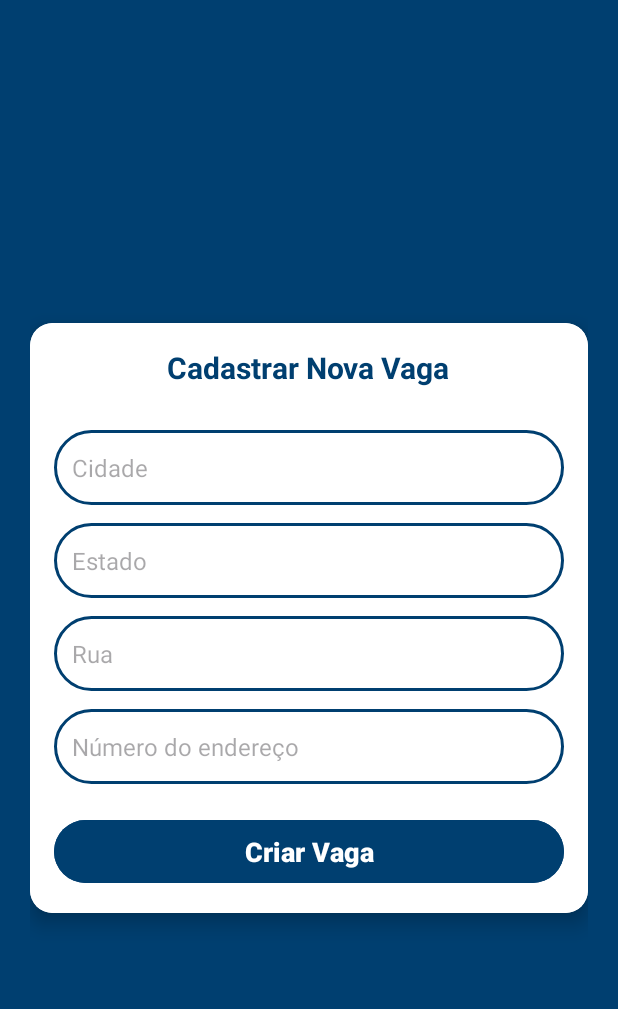
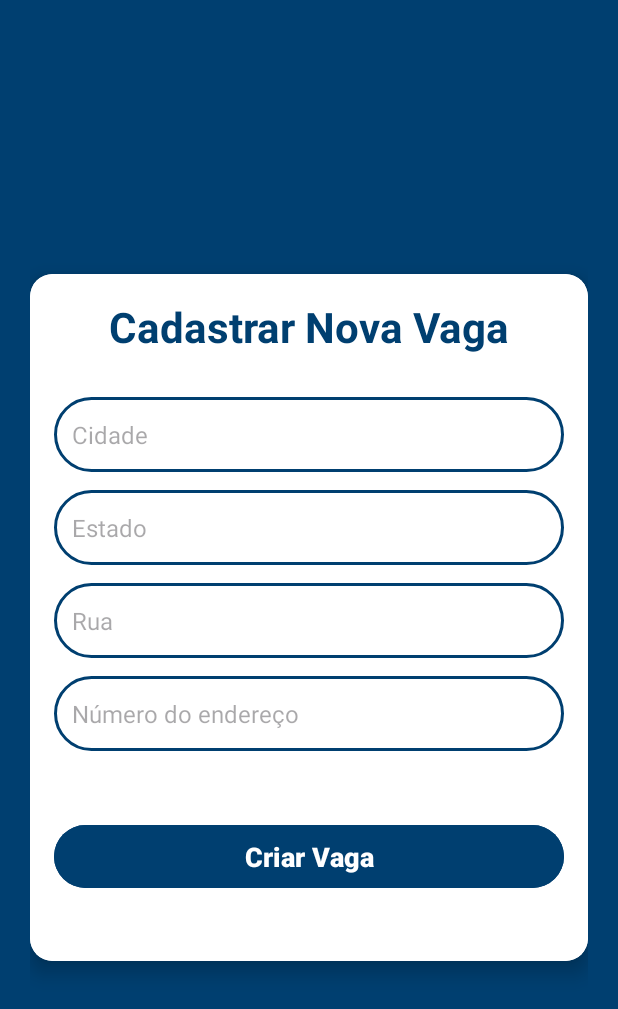
Before and after one commit to VitorMarvulle/GestaoEstacionamento, an Android app: the AdminFormActivity screen opened directly, with no data from a screen before it, on a phone screen of 412 x 824 dp. Shown: the top 1009 px of the screen. Run offline under Robolectric (Android 15) with nearby library versions, the phone set to English and light mode, and no system bars; our stand-ins replace Firebase (no records; nobody signed in at launch, a user with empty details on screens opened directly).

Commit message:
Alteração importante no visual de activitys

```diff
--- a/app/src/main/res/layout/activity_form_admin.xml
+++ b/app/src/main/res/layout/activity_form_admin.xml
@@ -16,10 +16,10 @@
 
         <LinearLayout
             android:layout_width="match_parent"
-            android:layout_height="wrap_content"
+            android:layout_height="458dp"
+            android:background="@color/white"
             android:orientation="vertical"
-            android:padding="16dp"
-            android:background="@color/white">
+            android:padding="16dp">
 
             <!-- Título -->
             <TextView
@@ -28,8 +28,8 @@
                 android:layout_gravity="center_horizontal"
                 android:layout_marginBottom="16dp"
                 android:text="Cadastrar Nova Vaga"
-                android:textSize="20sp"
                 android:textColor="@color/blue1"
+                android:textSize="28sp"
                 android:textStyle="bold" />
 
 
@@ -39,8 +39,8 @@
                 android:layout_width="match_parent"
                 android:layout_height="50dp"
                 android:layout_marginTop="12dp"
+                android:background="@drawable/custom_edittext"
                 android:hint="Cidade"
-                android:background="@drawable/custom_edittext"
                 android:padding="12dp"
                 android:textColor="@color/black"
                 android:textSize="16sp" />
@@ -51,8 +51,8 @@
                 android:layout_width="match_parent"
                 android:layout_height="50dp"
                 android:layout_marginTop="12dp"
+                android:background="@drawable/custom_edittext"
                 android:hint="Estado"
-                android:background="@drawable/custom_edittext"
                 android:padding="12dp"
                 android:textColor="@color/black"
                 android:textSize="16sp" />
@@ -63,8 +63,8 @@
                 android:layout_width="match_parent"
                 android:layout_height="50dp"
                 android:layout_marginTop="12dp"
+                android:background="@drawable/custom_edittext"
                 android:hint="Rua"
-                android:background="@drawable/custom_edittext"
                 android:padding="12dp"
                 android:textColor="@color/black"
                 android:textSize="16sp" />
@@ -75,9 +75,9 @@
                 android:layout_width="match_parent"
                 android:layout_height="50dp"
                 android:layout_marginTop="12dp"
+                android:background="@drawable/custom_edittext"
                 android:hint="Número do endereço"
                 android:inputType="number"
-                android:background="@drawable/custom_edittext"
                 android:padding="12dp"
                 android:textColor="@color/black"
                 android:textSize="16sp" />
@@ -87,7 +87,7 @@
                 android:id="@+id/btnCriarVaga"
                 android:layout_width="match_parent"
                 android:layout_height="50dp"
-                android:layout_marginTop="20dp"
+                android:layout_marginTop="45dp"
                 android:backgroundTint="@color/blue1"
                 android:text="Criar Vaga"
                 android:textColor="@color/white"
```
Also changed, not shown: app/src/main/res/layout/activity_botoes_administrador.xml (+8 -5 lines), app/src/main/res/layout/activity_botoes_motorista.xml (+18 -20 lines), app/src/main/res/layout/item_vaga.xml (+4 -3 lines), app/src/main/res/values/colors.xml (+12 -0 lines), 1 other file.
